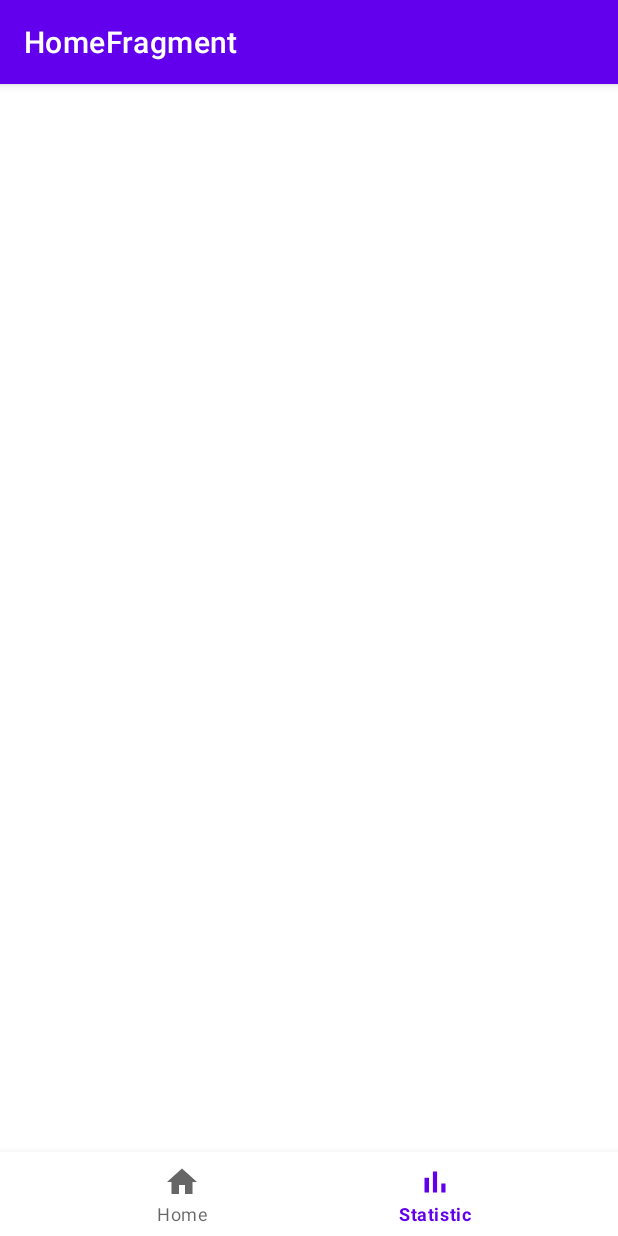
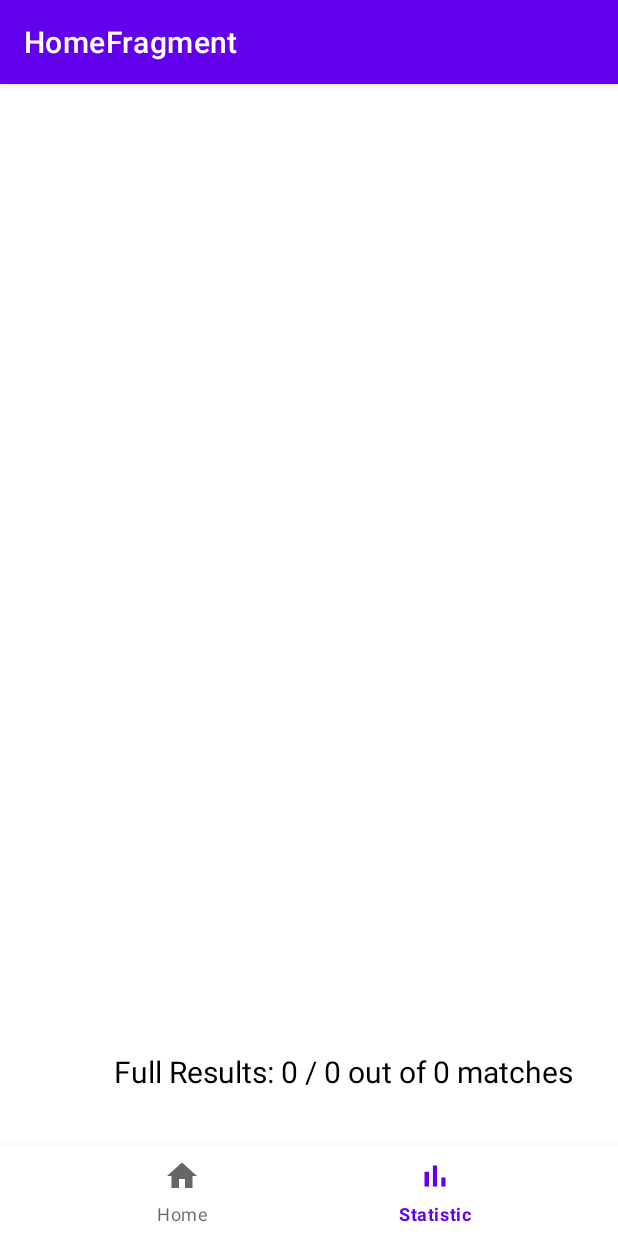
Before and after one commit to zukaChachava/Mines, an Android app: the screen it shows after launch (MainActivity), item 2 of the bottom bar chosen, on a phone screen of 412 x 824 dp. Run offline under Robolectric (Android 15) with nearby library versions, the phone set to English and light mode, and no system bars; our stand-ins replace Room's generated code, navigation-ui.

Commit message:
Added statistic with database

```diff
--- a/app/build.gradle
+++ b/app/build.gradle
@@ -2,6 +2,7 @@ plugins {
     id 'com.android.application'
     id 'org.jetbrains.kotlin.android'
     id "androidx.navigation.safeargs.kotlin"
+    id 'kotlin-kapt'
 }
 
 android {
@@ -37,6 +38,9 @@ android {
 
 dependencies {
     def nav_version = "2.4.2"
+    def room_version = "2.4.2"
+    implementation "androidx.room:room-runtime:$room_version"
+    kapt "androidx.room:room-compiler:$room_version"
     implementation "androidx.navigation:navigation-fragment-ktx:$nav_version"
     implementation "androidx.navigation:navigation-ui-ktx:$nav_version"
     implementation 'androidx.core:core-ktx:1.7.0'
--- a/app/src/main/AndroidManifest.xml
+++ b/app/src/main/AndroidManifest.xml
@@ -4,6 +4,7 @@
     package="com.lashaandzura.mines">
 
     <application
+        android:name=".App"
         android:allowBackup="true"
         android:dataExtractionRules="@xml/data_extraction_rules"
         android:fullBackupContent="@xml/backup_rules"
--- /dev/null
+++ b/app/src/main/java/com/lashaandzura/mines/App.kt
@@ -0,0 +1,26 @@
+package com.lashaandzura.mines
+
+import android.app.Application
+import androidx.room.Room
+import com.lashaandzura.mines.room.AppDatabase
+
+class App: Application() {
+    lateinit var db: AppDatabase
+
+    companion object {
+        lateinit var instance: App
+            private set
+    }
+
+    override fun onCreate() {
+        super.onCreate()
+
+        instance = this
+
+        db = Room.databaseBuilder(
+            applicationContext,
+            AppDatabase::class.java,
+            "Database1"
+        ).allowMainThreadQueries().build()
+    }
+}
--- a/app/src/main/java/com/lashaandzura/mines/fragments/StatisticFragment.kt
+++ b/app/src/main/java/com/lashaandzura/mines/fragments/StatisticFragment.kt
@@ -2,12 +2,28 @@ package com.lashaandzura.mines.fragments
 
 import android.os.Bundle
 import android.view.View
+import android.widget.TextView
 import androidx.fragment.app.Fragment
+import androidx.recyclerview.widget.LinearLayoutManager
+import androidx.recyclerview.widget.RecyclerView
+import com.lashaandzura.mines.App
 import com.lashaandzura.mines.R
+import com.lashaandzura.mines.adapters.StatisticRecyclerAdapter
 
 class StatisticFragment: Fragment(R.layout.fragment_statistics) {
+    private lateinit var recyclerView: RecyclerView
+    private lateinit var resultText: TextView
     override fun onViewCreated(view: View, savedInstanceState: Bundle?) {
         super.onViewCreated(view, savedInstanceState)
+        recyclerView = view.findViewById(R.id.recyclerView)
+        resultText = view.findViewById(R.id.resultTextView)
 
+        val loses = App.instance.db.getStatisticDao().getSumLose()
+        val wins = App.instance.db.getStatisticDao().getSumWin()
+        val all = loses + wins
+        resultText.text = "Full Results: $wins / $loses out of $all matches"
+        val statistics = App.instance.db.getStatisticDao().getAllStatistic()
+        recyclerView.adapter = StatisticRecyclerAdapter(statistics)
+        recyclerView.layoutManager = LinearLayoutManager(context)
     }
 }
--- /dev/null
+++ b/app/src/main/java/com/lashaandzura/mines/room/AppDatabase.kt
@@ -0,0 +1,10 @@
+package com.lashaandzura.mines.room
+
+import androidx.room.Database
+import androidx.room.RoomDatabase
+
+
+@Database(entities = [Statistic::class], version=1)
+abstract class AppDatabase: RoomDatabase() {
+    abstract fun getStatisticDao(): StatisticDao
+}
--- /dev/null
+++ b/app/src/main/java/com/lashaandzura/mines/room/StatisticDao.kt
@@ -0,0 +1,22 @@
+package com.lashaandzura.mines.room
+
+import androidx.room.Dao
+import androidx.room.Insert
+import androidx.room.Query
+
+
+@Dao
+interface StatisticDao {
+    @Insert
+    fun insert(vararg statistic: Statistic)
+
+    @Query("SELECT * FROM statistic ORDER BY date DESC LIMIT 20")
+    fun getAllStatistic(): List<Statistic>
+
+    @Query("SELECT count(result) FROM statistic WHERE result = 1")
+    fun getSumWin(): Int
+
+    @Query("SELECT count(result) FROM statistic WHERE result = 0")
+    fun getSumLose(): Int
+
+}
--- a/app/src/main/res/layout/activity_main.xml
+++ b/app/src/main/res/layout/activity_main.xml
@@ -21,7 +21,7 @@ tools:context=".MainActivity">
         <com.google.android.material.bottomnavigation.BottomNavigationView
             android:id="@+id/bottomNavView"
             android:layout_width="match_parent"
-            android:layout_height="wrap_content"
+            android:layout_height="60dp"
             app:layout_constraintBottom_toBottomOf="parent"
             app:layout_constraintEnd_toEndOf="parent"
             app:layout_constraintStart_toStartOf="parent"
--- a/app/src/main/res/layout/fragment_statistics.xml
+++ b/app/src/main/res/layout/fragment_statistics.xml
@@ -1,7 +1,49 @@
 <?xml version="1.0" encoding="utf-8"?>
 <androidx.constraintlayout.widget.ConstraintLayout xmlns:android="http://schemas.android.com/apk/res/android"
+    xmlns:app="http://schemas.android.com/apk/res-auto"
     android:layout_width="match_parent"
     android:layout_height="match_parent"
+    xmlns:tools="http://schemas.android.com/tools"
     android:id="@+id/statisticFragment">
 
+    <androidx.recyclerview.widget.RecyclerView
+        android:id="@+id/recyclerView"
+        android:layout_width="match_parent"
+        android:layout_height="wrap_content"
+        app:layout_constraintBottom_toTopOf="@+id/constraintLayout"
+        app:layout_constraintEnd_toEndOf="parent"
+        app:layout_constraintHorizontal_bias="1.0"
+        app:layout_constraintStart_toStartOf="parent"
+        app:layout_constraintTop_toTopOf="parent"
+        app:layout_constraintVertical_bias="1.0"
+        tools:itemCount="20"
+        tools:listitem="@layout/item_resource">
+
+    </androidx.recyclerview.widget.RecyclerView>
+
+    <androidx.constraintlayout.widget.ConstraintLayout
+        android:id="@+id/constraintLayout"
+        android:layout_width="match_parent"
+        android:layout_height="100dp"
+        android:layout_marginBottom="60dp"
+        app:layout_constraintBottom_toBottomOf="parent"
+        app:layout_constraintEnd_toEndOf="parent"
+        app:layout_constraintStart_toStartOf="parent">
+
+        <TextView
+            android:id="@+id/resultTextView"
+            android:layout_width="wrap_content"
+            android:layout_height="wrap_content"
+            android:layout_marginStart="76dp"
+            android:text="TextView"
+            android:textColor="@color/black"
+            android:textSize="20sp"
+            app:layout_constraintBottom_toBottomOf="parent"
+            app:layout_constraintStart_toStartOf="parent"
+            app:layout_constraintTop_toTopOf="parent"
+            app:layout_constraintVertical_bias="0.506" />
+
+    </androidx.constraintlayout.widget.ConstraintLayout>
+
+
 </androidx.constraintlayout.widget.ConstraintLayout>
```
Also changed, not shown: app/src/main/java/com/lashaandzura/mines/GameActivity.kt (+12 -1 lines), app/src/main/java/com/lashaandzura/mines/adapters/StatisticRecyclerAdapter.kt (added, +35 -0 lines), app/src/main/java/com/lashaandzura/mines/room/Statistic.kt (added, +19 -0 lines), app/src/main/res/layout/item_resource.xml (added, +33 -0 lines).
